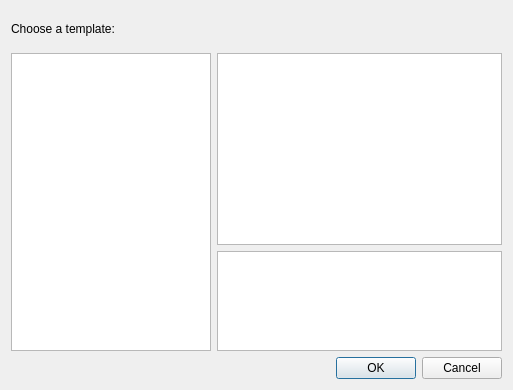
Above: src/plugins/coreplugin/dialogs/newdialog.ui from qt-creator/qt-creator before the change. Below: the same form after it.
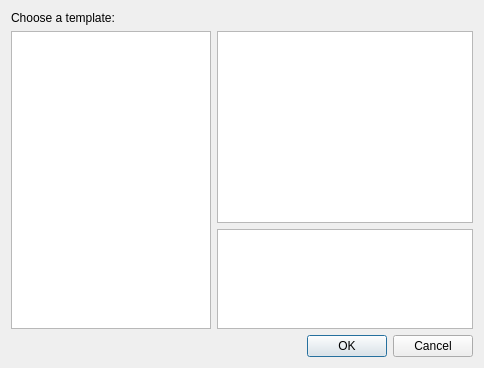
That is the form after the change.

Commit message: Don't allow resizing of new dialog.

What changed in the file:
```diff
--- a/src/plugins/coreplugin/dialogs/newdialog.ui
+++ b/src/plugins/coreplugin/dialogs/newdialog.ui
@@ -10,10 +10,19 @@
     <height>390</height>
    </rect>
   </property>
+  <property name="sizePolicy">
+   <sizepolicy hsizetype="Fixed" vsizetype="Fixed">
+    <horstretch>0</horstretch>
+    <verstretch>0</verstretch>
+   </sizepolicy>
+  </property>
   <property name="windowTitle">
    <string>New Project</string>
   </property>
   <layout class="QGridLayout" name="gridLayout">
+   <property name="sizeConstraint">
+    <enum>QLayout::SetFixedSize</enum>
+   </property>
    <item row="3" column="1">
     <widget class="QTextBrowser" name="templateDescription">
      <property name="sizePolicy">
```
Left out of the diff: 3 changed lines with no effect on the pictures.
